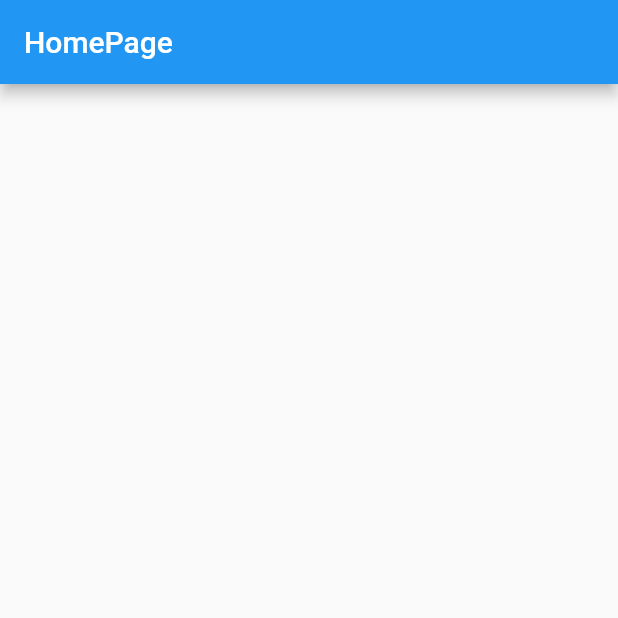
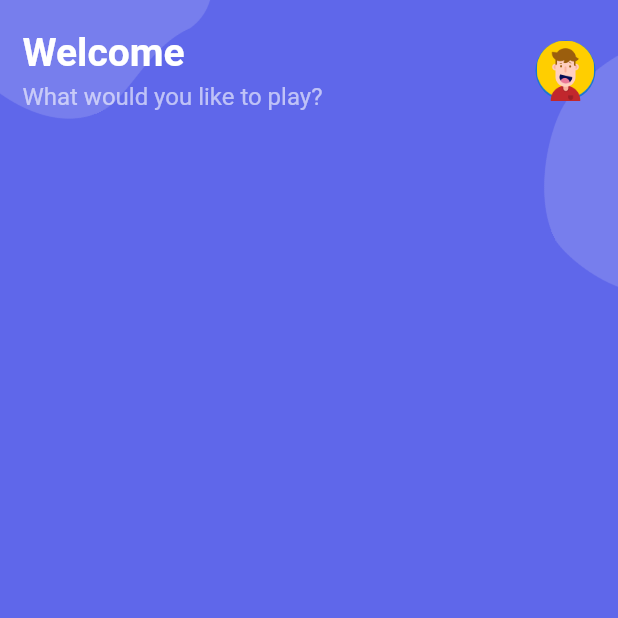
Before and after one commit to YonasAlem/Game-Store-App-UI, a Flutter app: the screen it shows after launch, on a phone screen of 412 x 824 dp, the top half of it. Run offline on Flutter 3.47's test engine with Material 2 defaults, Android fonts, the phone set to English and light mode, and no system bars.

Commit message:
build header section

```diff
--- a/lib/pages/home/home_page.dart
+++ b/lib/pages/home/home_page.dart
@@ -1,4 +1,6 @@
 import 'package:flutter/material.dart';
+
+import 'widgets/header.dart';
 
 class HomePage extends StatefulWidget {
   const HomePage({Key? key}) : super(key: key);
@@ -11,8 +13,29 @@ class _HomePageState extends State<HomePage> {
   @override
   Widget build(BuildContext context) {
     return Scaffold(
-      appBar: AppBar(
-        title: const Text('HomePage'),
+      backgroundColor: const Color(0xFF5F67EA),
+      body: Stack(
+        children: [
+          Transform(
+            transform: Matrix4.identity()..rotateZ(20),
+            origin: const Offset(140, 20),
+            child: Image.asset('images/bg_liquid.png', width: 160),
+          ),
+          Positioned(
+            right: 0,
+            top: 170,
+            child: Transform(
+              transform: Matrix4.identity()..rotateZ(20),
+              origin: const Offset(250, 100),
+              child: Image.asset('images/bg_liquid.png', width: 160),
+            ),
+          ),
+          Column(
+            children: const [
+              Header(),
+            ],
+          )
+        ],
       ),
     );
   }
--- /dev/null
+++ b/lib/pages/home/widgets/header.dart
@@ -0,0 +1,48 @@
+import 'package:flutter/material.dart';
+
+class Header extends StatelessWidget {
+  const Header({Key? key}) : super(key: key);
+
+  @override
+  Widget build(BuildContext context) {
+    return Container(
+      padding: EdgeInsets.only(
+        top: MediaQuery.of(context).padding.top + 20,
+        left: 15,
+        right: 15,
+      ),
+      child: Row(
+        mainAxisAlignment: MainAxisAlignment.spaceBetween,
+        children: [
+          Column(
+            crossAxisAlignment: CrossAxisAlignment.start,
+            children: const [
+              Text(
+                'Welcome',
+                style: TextStyle(
+                  fontSize: 26,
+                  color: Colors.white,
+                  fontWeight: FontWeight.bold,
+                ),
+              ),
+              SizedBox(height: 5),
+              Text(
+                'What would you like to play?',
+                style: TextStyle(
+                  fontSize: 16,
+                  color: Colors.white60,
+                ),
+              )
+            ],
+          ),
+          CircleAvatar(
+            child: Image.asset(
+              'images/avatar.png',
+              fit: BoxFit.cover,
+            ),
+          )
+        ],
+      ),
+    );
+  }
+}
```
